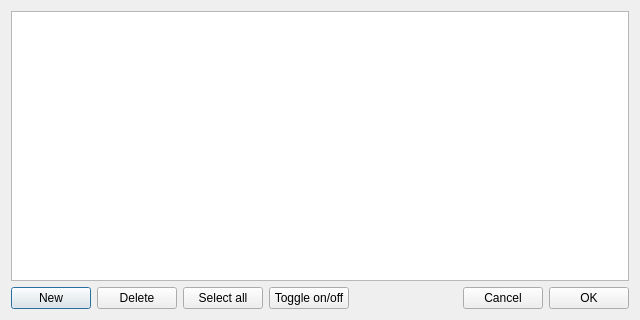
First picture: the form in dialogLayers.ui, repository yorikvanhavre/BIM_Workbench, before the edit.
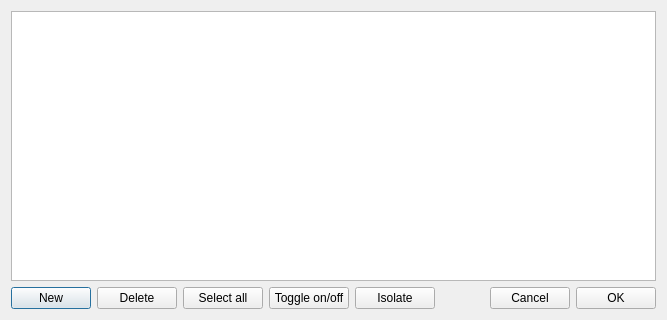
Second picture: the form after the edit.

Commit message: Added Isolate button to layer manager

Diff of the .ui file:
```diff
--- a/dialogLayers.ui
+++ b/dialogLayers.ui
@@ -6,7 +6,7 @@
    <rect>
     <x>0</x>
     <y>0</y>
-    <width>640</width>
+    <width>667</width>
     <height>320</height>
    </rect>
   </property>
@@ -51,6 +51,13 @@
        </property>
       </widget>
      </item>
+     <item>
+      <widget class="QPushButton" name="buttonIsolate">
+       <property name="text">
+        <string>Isolate</string>
+       </property>
+      </widget>
+     </item>
      <item>
       <spacer name="horizontalSpacer">
        <property name="orientation">
```
The commit also changes 1 other file.
